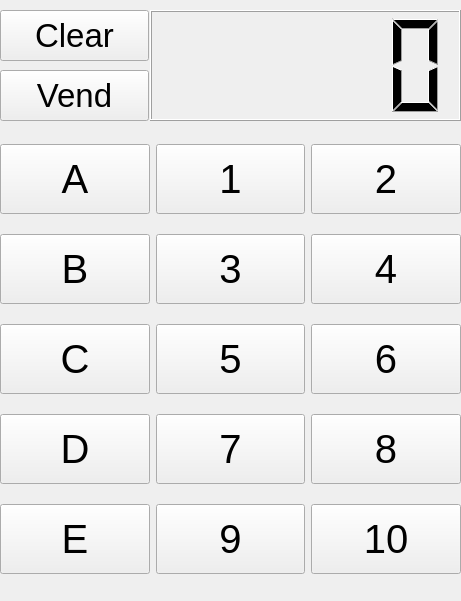
First picture: the form in umati/UmatiVendView.ui, repository kheimerl/umati, before the edit.
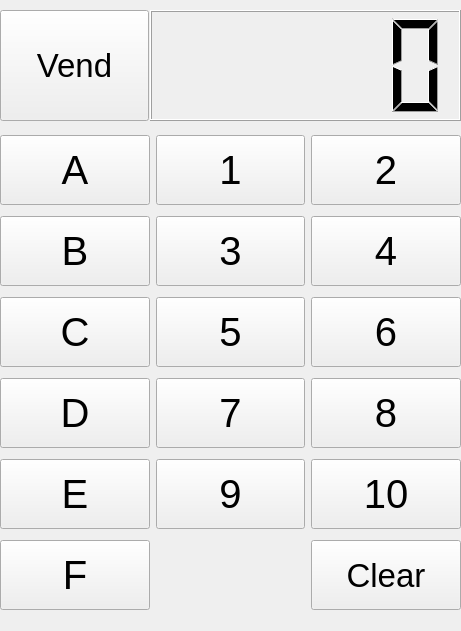
Second picture: the form after the edit.

```diff
--- a/umati/UmatiVendView.ui
+++ b/umati/UmatiVendView.ui
@@ -7,7 +7,7 @@
     <x>0</x>
     <y>0</y>
     <width>461</width>
-    <height>601</height>
+    <height>631</height>
    </rect>
   </property>
   <property name="windowTitle">
@@ -32,7 +32,7 @@
      <x>0</x>
      <y>130</y>
      <width>461</width>
-     <height>461</height>
+     <height>491</height>
     </rect>
    </property>
    <layout class="QGridLayout" name="gridLayout_2">
@@ -328,21 +328,30 @@
       </property>
      </widget>
     </item>
-   </layout>
-  </widget>
+    <item row="5" column="0">
+     <widget class="QPushButton" name="pushButton_F">
+      <property name="minimumSize">
+       <size>
+        <width>0</width>
+        <height>70</height>
+       </size>
+      </property>
+      <property name="font">
+       <font>
+        <pointsize>30</pointsize>
+       </font>
+      </property>
+      <property name="text">
+       <string>F</string>
+      </property>
+     </widget>
+    </item>
+    <item row="5" column="2">
   <widget class="QPushButton" name="pushButton_clear">
-   <property name="geometry">
-    <rect>
-     <x>0</x>
-     <y>10</y>
-     <width>149</width>
-     <height>51</height>
-    </rect>
-   </property>
    <property name="minimumSize">
     <size>
      <width>0</width>
-     <height>50</height>
+        <height>70</height>
     </size>
    </property>
    <property name="font">
@@ -366,13 +375,16 @@
     <bool>false</bool>
    </property>
   </widget>
+    </item>
+   </layout>
+  </widget>
   <widget class="QPushButton" name="pushButton_vend">
    <property name="geometry">
     <rect>
      <x>0</x>
-     <y>70</y>
+     <y>10</y>
      <width>149</width>
-     <height>51</height>
+     <height>111</height>
     </rect>
    </property>
    <property name="minimumSize">
```
Lines whose indentation alone changed are shown as unchanged.
